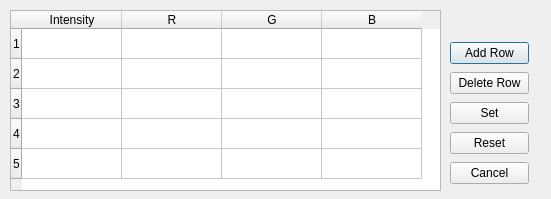
Before: the Qt Designer form dialog_tfn.ui in girishramlugun/VolumeViewer, drawn with Qt 5.
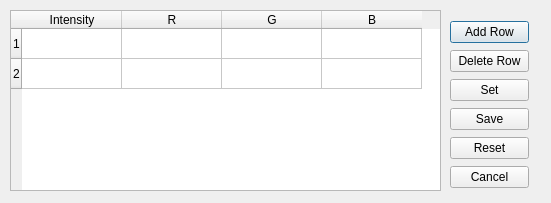
After: the same form once the commit is applied.

Diff of the .ui file:
```diff
--- a/dialog_tfn.ui
+++ b/dialog_tfn.ui
@@ -7,7 +7,7 @@
     <x>0</x>
     <y>0</y>
     <width>551</width>
-    <height>199</height>
+    <height>203</height>
    </rect>
   </property>
   <property name="windowTitle">
@@ -32,21 +32,6 @@
      <string>2</string>
     </property>
    </row>
-   <row>
-    <property name="text">
-     <string>3</string>
-    </property>
-   </row>
-   <row>
-    <property name="text">
-     <string>4</string>
-    </property>
-   </row>
-   <row>
-    <property name="text">
-     <string>5</string>
-    </property>
-   </row>
    <column>
     <property name="text">
      <string>Intensity</string>
@@ -72,9 +57,9 @@
    <property name="geometry">
     <rect>
      <x>450</x>
-     <y>40</y>
+     <y>20</y>
      <width>79</width>
-     <height>151</height>
+     <height>170</height>
     </rect>
    </property>
    <layout class="QVBoxLayout" name="verticalLayout">
@@ -99,6 +84,13 @@
       </property>
      </widget>
     </item>
+    <item>
+     <widget class="QPushButton" name="save">
+      <property name="text">
+       <string>Save</string>
+      </property>
+     </widget>
+    </item>
     <item>
      <widget class="QPushButton" name="resettfn">
       <property name="text">
```
